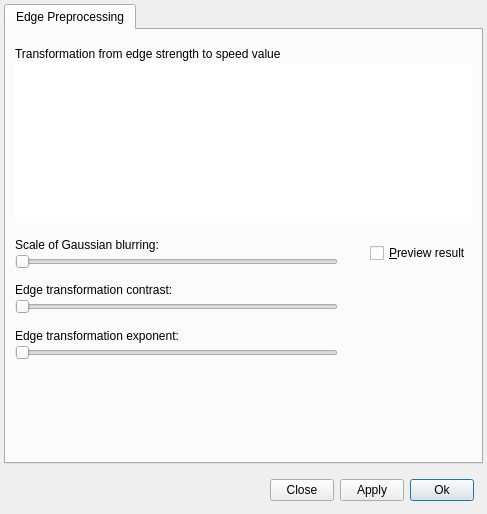
Qt form GUI/Qt/Windows/SpeedImageDialog.ui (pyushkevich/itksnap) before a commit.
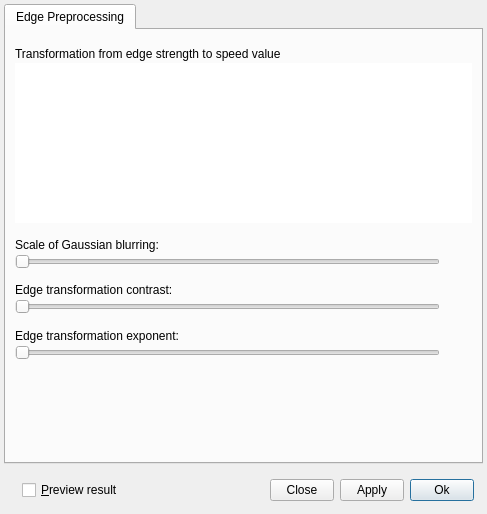
The same form after that commit. The open tabs and pages were chosen to show the change. Custom widgets are drawn as their Qt base class.

Commit message: Turned on reinitializationa and enabled preview

The edit to the form file:
```diff
--- a/GUI/Qt/Windows/SpeedImageDialog.ui
+++ b/GUI/Qt/Windows/SpeedImageDialog.ui
@@ -268,22 +268,6 @@
              </layout>
             </widget>
            </item>
-           <item row="11" column="1" rowspan="2">
-            <widget class="QWidget" name="widget_4" native="true">
-             <layout class="QVBoxLayout" name="verticalLayout_3">
-              <property name="margin">
-               <number>0</number>
-              </property>
-              <item>
-               <widget class="QCheckBox" name="chkThresholdPreview">
-                <property name="text">
-                 <string>&amp;Preview result</string>
-                </property>
-               </widget>
-              </item>
-             </layout>
-            </widget>
-           </item>
            <item row="0" column="0" colspan="2">
             <spacer name="verticalSpacer_3">
              <property name="orientation">
@@ -462,22 +446,6 @@
              </property>
             </widget>
            </item>
-           <item row="4" column="1" rowspan="2">
-            <widget class="QWidget" name="widget_5" native="true">
-             <layout class="QVBoxLayout" name="verticalLayout_8">
-              <property name="margin">
-               <number>0</number>
-              </property>
-              <item>
-               <widget class="QCheckBox" name="chkEdgePreview">
-                <property name="text">
-                 <string>&amp;Preview result</string>
-                </property>
-               </widget>
-              </item>
-             </layout>
-            </widget>
-           </item>
            <item row="5" column="0">
             <widget class="QDoubleSliderWithEditor" name="inEdgeSmoothing">
              <property name="orientation">
@@ -572,6 +540,22 @@
       <property name="leftMargin">
        <number>18</number>
       </property>
+      <item>
+       <widget class="QWidget" name="widget_4" native="true">
+        <layout class="QVBoxLayout" name="verticalLayout_3">
+         <property name="margin">
+          <number>0</number>
+         </property>
+         <item>
+          <widget class="QCheckBox" name="chkPreview">
+           <property name="text">
+            <string>&amp;Preview result</string>
+           </property>
+          </widget>
+         </item>
+        </layout>
+       </widget>
+      </item>
       <item>
        <spacer name="horizontalSpacer">
         <property name="orientation">
@@ -651,6 +635,11 @@
   </layout>
  </widget>
  <customwidgets>
+  <customwidget>
+   <class>QDoubleSliderWithEditor</class>
+   <extends>QSlider</extends>
+   <header location="global">QDoubleSliderWithEditor.h</header>
+  </customwidget>
   <customwidget>
    <class>QtSimpleOpenGLBox</class>
    <extends>QWidget</extends>
@@ -663,11 +652,6 @@
    <header location="global">QtVTKRenderWindowBox.h</header>
    <container>1</container>
   </customwidget>
-  <customwidget>
-   <class>QDoubleSliderWithEditor</class>
-   <extends>QSlider</extends>
-   <header location="global">QDoubleSliderWithEditor.h</header>
-  </customwidget>
  </customwidgets>
  <resources/>
  <connections/>
```
Left out of the diff: 2 changed lines with no effect on the pictures. The commit also changes 5 other files.
